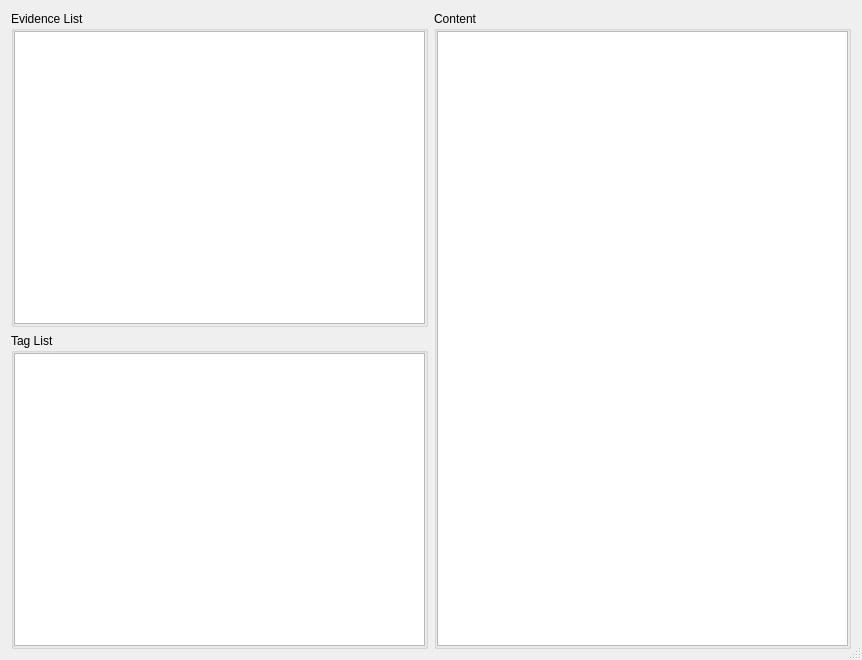
This is reportviewer.ui in pjrinaldi/wombatforensics as Qt 5 draws it before an edit. The edited form follows.
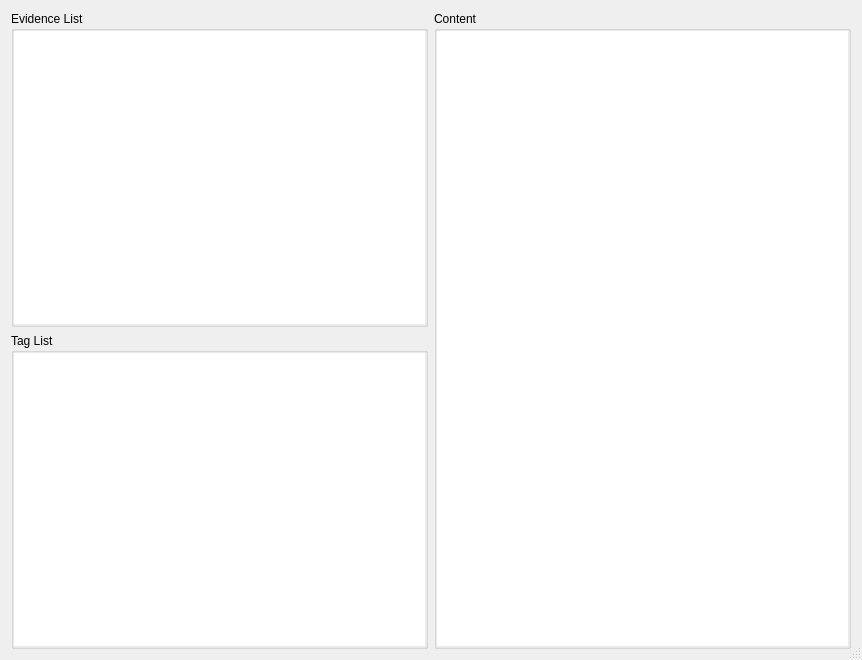
This is the edited form.

Commit message: layout/style changes to reportviewer

```diff
--- a/reportviewer.ui
+++ b/reportviewer.ui
@@ -41,7 +41,17 @@
          <number>0</number>
         </property>
         <item>
-         <widget class="QListWidget" name="listWidget"/>
+         <widget class="QListWidget" name="listWidget">
+          <property name="frameShape">
+           <enum>QFrame::NoFrame</enum>
+          </property>
+          <property name="alternatingRowColors">
+           <bool>true</bool>
+          </property>
+          <property name="selectionBehavior">
+           <enum>QAbstractItemView::SelectRows</enum>
+          </property>
+         </widget>
         </item>
        </layout>
       </widget>
@@ -65,7 +75,17 @@
          <number>0</number>
         </property>
         <item>
-         <widget class="QListView" name="listView"/>
+         <widget class="QListView" name="listView">
+          <property name="frameShape">
+           <enum>QFrame::NoFrame</enum>
+          </property>
+          <property name="alternatingRowColors">
+           <bool>true</bool>
+          </property>
+          <property name="selectionBehavior">
+           <enum>QAbstractItemView::SelectRows</enum>
+          </property>
+         </widget>
         </item>
        </layout>
       </widget>
@@ -76,9 +96,15 @@
     <layout class="QVBoxLayout" name="verticalLayout_2">
      <item>
       <widget class="QGroupBox" name="groupBox_3">
+       <property name="styleSheet">
+        <string notr="true"/>
+       </property>
        <property name="title">
         <string>Content</string>
        </property>
+       <property name="flat">
+        <bool>false</bool>
+       </property>
        <layout class="QHBoxLayout" name="horizontalLayout_4">
         <property name="leftMargin">
          <number>0</number>
@@ -93,7 +119,14 @@
          <number>0</number>
         </property>
         <item>
-         <widget class="QTextBrowser" name="textBrowser"/>
+         <widget class="QTextBrowser" name="textBrowser">
+          <property name="frameShape">
+           <enum>QFrame::NoFrame</enum>
+          </property>
+          <property name="frameShadow">
+           <enum>QFrame::Sunken</enum>
+          </property>
+         </widget>
         </item>
        </layout>
       </widget>
```
